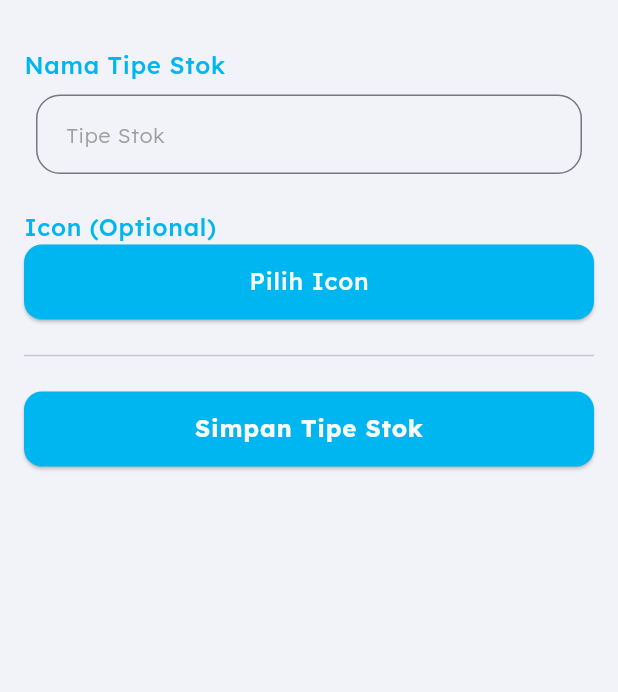
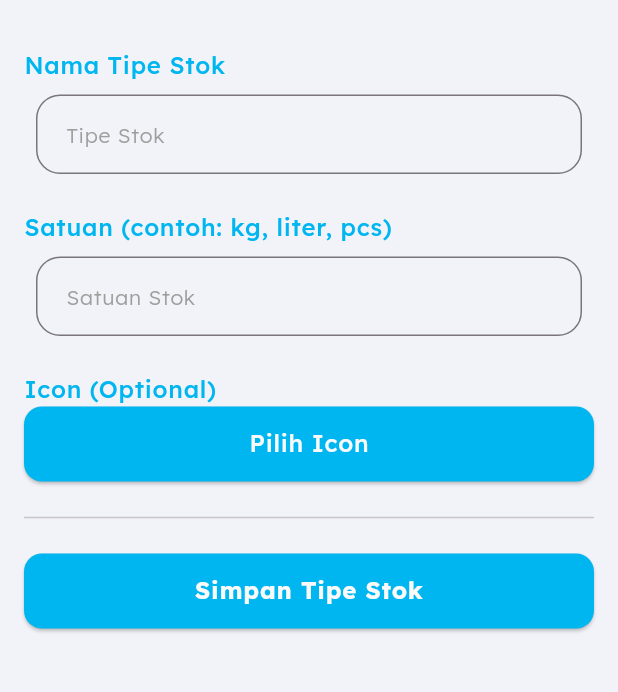
Before and after one commit to insanansharyrasul/the_djenggot, a Flutter app: the AddEditStockTypeScreen screen opened directly, on a phone screen of 412 x 824 dp, the part 60-752 px from its top. Run offline on Flutter 3.47's test engine with Material 3 defaults, Android fonts, the phone set to English and light mode, and no system bars; our stand-ins replace equatable, flutter_bloc, go_router, iconsax, image_picker, sqflite; accounts and stored records are empty.

Commit message:
feat: add stock unit functionality to stock type management, including updates to models, events, and UI

```diff
--- a/lib/bloc/type/stock_type/stock_type_bloc.dart
+++ b/lib/bloc/type/stock_type/stock_type_bloc.dart
@@ -33,6 +33,7 @@ class StockTypeBloc extends Bloc<StockTypeEvent, StockTypeState> {
         idStockType: stockTypeId,
         stockTypeName: event.name,
         stockTypeIcon: event.icon,
+        stockUnit: event.unit,
       );
 
       await stockTypeRepository.addStockType(stockType);
@@ -52,6 +53,7 @@ class StockTypeBloc extends Bloc<StockTypeEvent, StockTypeState> {
         idStockType: event.stockType.idStockType,
         stockTypeName: event.name,
         stockTypeIcon: event.icon,
+        stockUnit: event.unit,
       );
 
       await stockTypeRepository.updateStockType(
--- a/lib/bloc/type/stock_type/stock_type_event.dart
+++ b/lib/bloc/type/stock_type/stock_type_event.dart
@@ -13,22 +13,24 @@ class LoadStockTypes extends StockTypeEvent {}
 class AddStockType extends StockTypeEvent {
   final String name;
   final String? icon;
+  final String? unit;
 
-  const AddStockType(this.name, {this.icon});
+  const AddStockType(this.name, {this.icon, this.unit});
 
   @override
-  List<Object?> get props => [name, icon];
+  List<Object?> get props => [name, icon, unit];
 }
 
 class UpdateStockType extends StockTypeEvent {
   final StockType stockType;
   final String name;
   final String? icon;
+  final String? unit;
 
-  const UpdateStockType(this.stockType, this.name, {this.icon});
+  const UpdateStockType(this.stockType, this.name, {this.icon, this.unit});
 
   @override
-  List<Object?> get props => [stockType, name, icon];
+  List<Object?> get props => [stockType, name, icon, unit];
 }
 
 class DeleteStockType extends StockTypeEvent {
--- a/lib/database/database.dart
+++ b/lib/database/database.dart
@@ -52,7 +52,8 @@ class DatabaseHelper {
         CREATE TABLE STOCK_TYPE (
           id_stock_type TEXT PRIMARY KEY,
           stock_type_name TEXT NOT NULL,
-          stock_type_icon TEXT
+          stock_type_icon TEXT,
+          stock_unit TEXT NOT NULL
         )
       ''');
 
--- a/lib/models/type/stock_type.dart
+++ b/lib/models/type/stock_type.dart
@@ -4,14 +4,21 @@ class StockType extends Equatable {
   final String idStockType;
   final String stockTypeName;
   final String? stockTypeIcon;
+  final String? stockUnit;
 
-  const StockType({required this.idStockType, required this.stockTypeName, this.stockTypeIcon});
+  const StockType({
+    required this.idStockType,
+    required this.stockTypeName,
+    this.stockTypeIcon,
+    this.stockUnit,
+  });
 
   factory StockType.fromMap(Map<String, dynamic> map) {
     return StockType(
       idStockType: map['id_stock_type'],
       stockTypeName: map['stock_type_name'],
       stockTypeIcon: map['stock_type_icon'],
+      stockUnit: map['stock_unit'],
     );
   }
 
@@ -20,9 +27,10 @@ class StockType extends Equatable {
       'id_stock_type': idStockType,
       'stock_type_name': stockTypeName,
       'stock_type_icon': stockTypeIcon,
+      'stock_unit': stockUnit,
     };
   }
 
   @override
-  List<Object?> get props => [idStockType, stockTypeName, stockTypeIcon];
+  List<Object?> get props => [idStockType, stockTypeName, stockTypeIcon, stockUnit];
 }
--- a/lib/screens/stock/add_edit_stock_type_screen.dart
+++ b/lib/screens/stock/add_edit_stock_type_screen.dart
@@ -22,6 +22,7 @@ class _AddEditStockTypeScreenState extends State<AddEditStockTypeScreen> {
   final _formKey = GlobalKey<FormState>();
   final TextEditingController name = TextEditingController();
   final TextEditingController iconController = TextEditingController();
+  final TextEditingController unitController = TextEditingController();
 
   @override
   void initState() {
@@ -29,6 +30,7 @@ class _AddEditStockTypeScreenState extends State<AddEditStockTypeScreen> {
     if (widget.stockType != null) {
       name.text = widget.stockType!.stockTypeName;
       iconController.text = widget.stockType!.stockTypeIcon ?? '';
+      unitController.text = widget.stockType!.stockUnit ?? '';
     }
   }
 
@@ -71,6 +73,14 @@ class _AddEditStockTypeScreenState extends State<AddEditStockTypeScreen> {
                       }
                       return null;
                     },
+                  ),
+                  SizedBox(height: 16),
+                  Text("Satuan (contoh: kg, liter, pcs)", style: AppTheme.textField),
+                  InputField(
+                    controller: unitController,
+                    hintText: "Satuan Stok",
+                    prefixIcon: const Icon(Iconsax.ruler),
+                    keyboardType: TextInputType.text,
                   ),
                   SizedBox(height: 16),
                   Text("Icon (Optional)", style: AppTheme.textField),
@@ -130,6 +140,7 @@ class _AddEditStockTypeScreenState extends State<AddEditStockTypeScreen> {
                                     widget.stockType!,
                                     name.text,
                                     icon: iconController.text.isEmpty ? null : iconController.text,
+                                    unit: unitController.text.isEmpty ? null : unitController.text,
                                   ),
                                 );
                           } else {
@@ -137,6 +148,7 @@ class _AddEditStockTypeScreenState extends State<AddEditStockTypeScreen> {
                                   AddStockType(
                                     name.text,
                                     icon: iconController.text.isEmpty ? null : iconController.text,
+                                    unit: unitController.text.isEmpty ? null : unitController.text,
                                   ),
                                 );
                           }
```
Also changed, not shown: lib/screens/stock/add_edit_stock_screen.dart (+50 -6 lines), lib/screens/stock/stock_screen.dart (+20 -4 lines).
